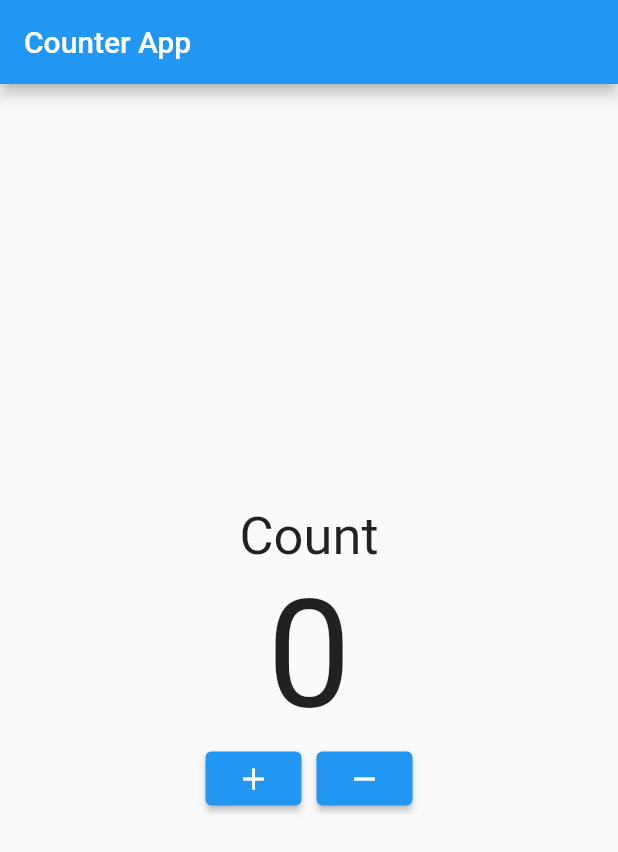
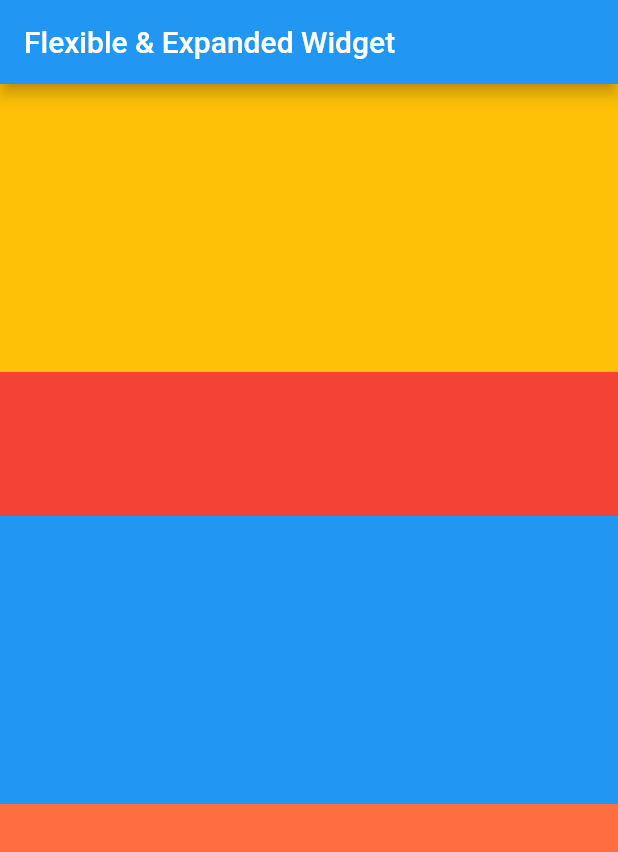
Before and after one commit to ahmedhossain29/flutter_practice, a Flutter app: the screen it shows after launch, on a phone screen of 412 x 824 dp. Shown: the top 852 px of the screen. Run offline on Flutter 3.47's test engine with Material 2 defaults, Android fonts, the phone set to English and light mode, and no system bars.

Commit message:
Flexible & Expanded Widget

```diff
--- a/lib/main.dart
+++ b/lib/main.dart
@@ -21,61 +21,37 @@ class HomeScreen extends StatefulWidget {
 }
 
 class _HomeScreenState extends State<HomeScreen> {
-  int _count =0;
-  void _incrementCount() {
-      setState(() {
-      _count++;
-      _checkAndShowDialog();
-    });
-  }
-  void _decrementCount() {
-    setState(() {
-      if (_count > 0) {
-        _count--;
-        _checkAndShowDialog();
-      }
-    });
-  }
-
-  void _checkAndShowDialog() {
-    if (_count >= 5) {
-      showDialog(
-        context: context,
-        builder: (BuildContext context) {
-          return AlertDialog(
-            title: Text("Button pressed $_count times."),
-            actions: <Widget>[
-              TextButton(
-                child: Text("Close"),
-                onPressed: () {
-                  Navigator.of(context).pop();
-                },
-              ),
-            ],
-          );
-        },
-      );
-    }
-  }
-
   @override
   Widget build(BuildContext context) {
     return Scaffold(
-      appBar: AppBar(title: Text("Counter App"),),
+      appBar: AppBar(
+        title: Text("Flexible & Expanded Widget"),
+      ),
       body: Column(
-        mainAxisAlignment: MainAxisAlignment.center,
+        children: [
+          Flexible(
+              flex: 2,
+              child: Container(
+            color: Colors.amber,
 
-        children: [
-          Text("Count",style: TextStyle(fontSize: 35),),
-          Text('$_count',style: TextStyle(fontSize: 100),),
-        Row(
-          mainAxisAlignment: MainAxisAlignment.center,
-          children: [
-            ElevatedButton(onPressed: _incrementCount, child: Icon(Icons.add)),
-            SizedBox(width: 10,),
-            ElevatedButton(onPressed: _decrementCount, child: Icon(Icons.remove)),
-          ],
-        )
+          )),
+          Flexible(
+              flex: 1,
+              child: Container(
+            color: Colors.red,
+
+          )),
+          Flexible(
+              flex: 2,
+              child: Container(
+            color: Colors.blue,
+
+          )),
+          Expanded(
+              flex: 3,
+              child: Container(
+            color: Colors.deepOrangeAccent,
+          ))
         ],
       ),
     );
```
